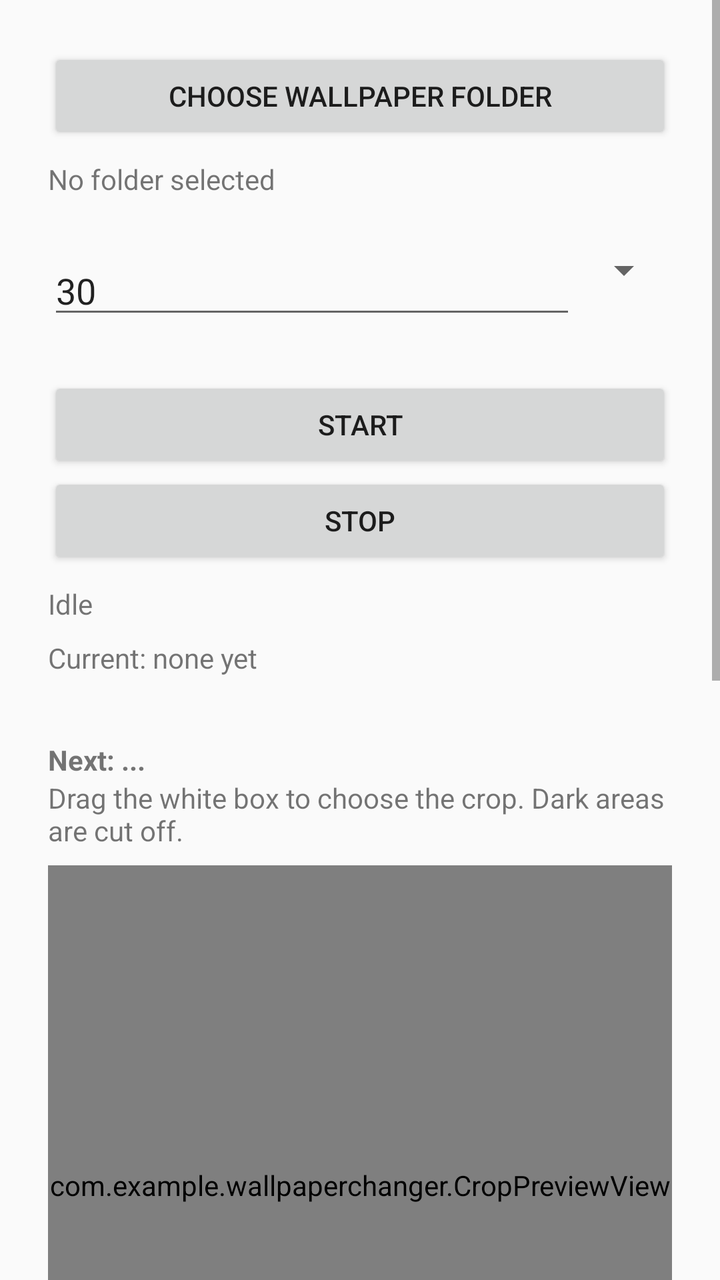
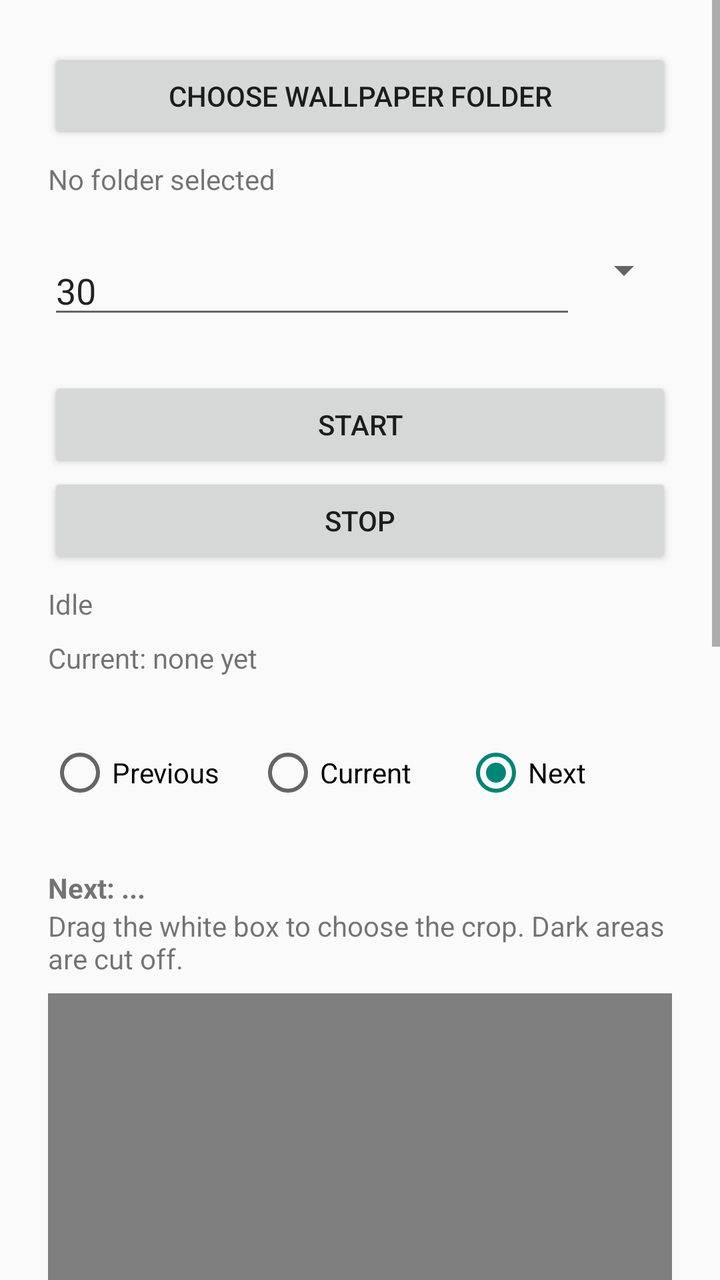

The first picture is an Android layout as it rendered before a commit; the second is the same layout after the commit. The layout source and the unified diff follow.
<!-- AndroidManifest.xml: application theme android:Theme.Material.Light.DarkActionBar -->
<!-- res/layout/activity_main.xml -->
<?xml version="1.0" encoding="utf-8"?>
<ScrollView xmlns:android="http://schemas.android.com/apk/res/android"
    android:layout_width="match_parent"
    android:layout_height="match_parent">

    <LinearLayout
        android:layout_width="match_parent"
        android:layout_height="wrap_content"
        android:orientation="vertical"
        android:padding="24dp">

        <Button
            android:id="@+id/btnPickFolder"
            android:layout_width="match_parent"
            android:layout_height="wrap_content"
            android:text="Choose wallpaper folder" />

        <TextView
            android:id="@+id/tvFolder"
            android:layout_width="match_parent"
            android:layout_height="wrap_content"
            android:layout_marginTop="8dp"
            android:text="No folder selected" />

        <LinearLayout
            android:layout_width="match_parent"
            android:layout_height="wrap_content"
            android:layout_marginTop="24dp"
            android:orientation="horizontal">

            <EditText
                android:id="@+id/etDuration"
                android:layout_width="0dp"
                android:layout_height="wrap_content"
                android:layout_weight="1"
                android:hint="Change every..."
                android:inputType="number"
                android:text="30" />

            <Spinner
                android:id="@+id/spUnit"
                android:layout_width="wrap_content"
                android:layout_height="wrap_content" />
        </LinearLayout>

        <Button
            android:id="@+id/btnStart"
            android:layout_width="match_parent"
            android:layout_height="wrap_content"
            android:layout_marginTop="24dp"
            android:text="Start" />

        <Button
            android:id="@+id/btnStop"
            android:layout_width="match_parent"
            android:layout_height="wrap_content"
            android:text="Stop" />

        <TextView
            android:id="@+id/tvStatus"
            android:layout_width="match_parent"
            android:layout_height="wrap_content"
            android:layout_marginTop="8dp"
            android:text="Idle" />

        <TextView
            android:id="@+id/tvCurrent"
            android:layout_width="match_parent"
            android:layout_height="wrap_content"
            android:layout_marginTop="8dp"
            android:text="Current: none yet" />

        
        <TextView
            android:id="@+id/tvNextName"
            android:layout_width="match_parent"
            android:layout_height="wrap_content"
            android:layout_marginTop="32dp"
            android:textStyle="bold"
            android:text="Next: ..." />

        <TextView
            android:layout_width="match_parent"
            android:layout_height="wrap_content"
            android:text="Drag the white box to choose the crop. Dark areas are cut off." />

        <com.example.wallpaperchanger.CropPreviewView
            android:id="@+id/cropPreview"
            android:layout_width="match_parent"
            android:layout_height="320dp"
            android:layout_marginTop="8dp"
            android:background="#22888888" />

        <TextView
            android:id="@+id/tvCropInfo"
            android:layout_width="match_parent"
            android:layout_height="wrap_content"
            android:layout_marginTop="8dp"
            android:text="" />

        <TextView
            android:layout_width="match_parent"
            android:layout_height="wrap_content"
            android:layout_marginTop="12dp"
            android:text="Result on screen:" />

        <ImageView
            android:id="@+id/ivResult"
            android:layout_width="match_parent"
            android:layout_height="280dp"
            android:layout_marginTop="4dp"
            android:background="#22888888"
            android:scaleType="fitCenter" />

        <LinearLayout
            android:layout_width="match_parent"
            android:layout_height="wrap_content"
            android:layout_marginTop="8dp"
            android:orientation="horizontal">

            <Button
                android:id="@+id/btnSaveCrop"
                android:layout_width="0dp"
                android:layout_height="wrap_content"
                android:layout_weight="1"
                android:text="Save crop" />

            <Button
                android:id="@+id/btnResetCrop"
                android:layout_width="0dp"
                android:layout_height="wrap_content"
                android:layout_weight="1"
                android:text="Reset to center" />
        </LinearLayout>

        <TextView
            android:id="@+id/tvConfigPath"
            android:layout_width="match_parent"
            android:layout_height="wrap_content"
            android:layout_marginTop="12dp"
            android:textSize="12sp"
            android:text="" />
    </LinearLayout>
</ScrollView>
<!-- resources referenced by this layout -->
<resources>

</resources>

<!-- the commit's change to res/layout/activity_main.xml (unified diff, before → after) -->
@@ -71,6 +71,35 @@
             android:text="Current: none yet" />
 
         
+        <RadioGroup
+            android:id="@+id/rgPreview"
+            android:layout_width="match_parent"
+            android:layout_height="wrap_content"
+            android:layout_marginTop="32dp"
+            android:orientation="horizontal">
+
+            <RadioButton
+                android:id="@+id/rbPrev"
+                android:layout_width="0dp"
+                android:layout_height="wrap_content"
+                android:layout_weight="1"
+                android:text="Previous" />
+
+            <RadioButton
+                android:id="@+id/rbCur"
+                android:layout_width="0dp"
+                android:layout_height="wrap_content"
+                android:layout_weight="1"
+                android:text="Current" />
+
+            <RadioButton
+                android:id="@+id/rbNext"
+                android:layout_width="0dp"
+                android:layout_height="wrap_content"
+                android:layout_weight="1"
+                android:checked="true"
+                android:text="Next" />
+        </RadioGroup>
         <TextView
             android:id="@+id/tvNextName"
             android:layout_width="match_parent"
